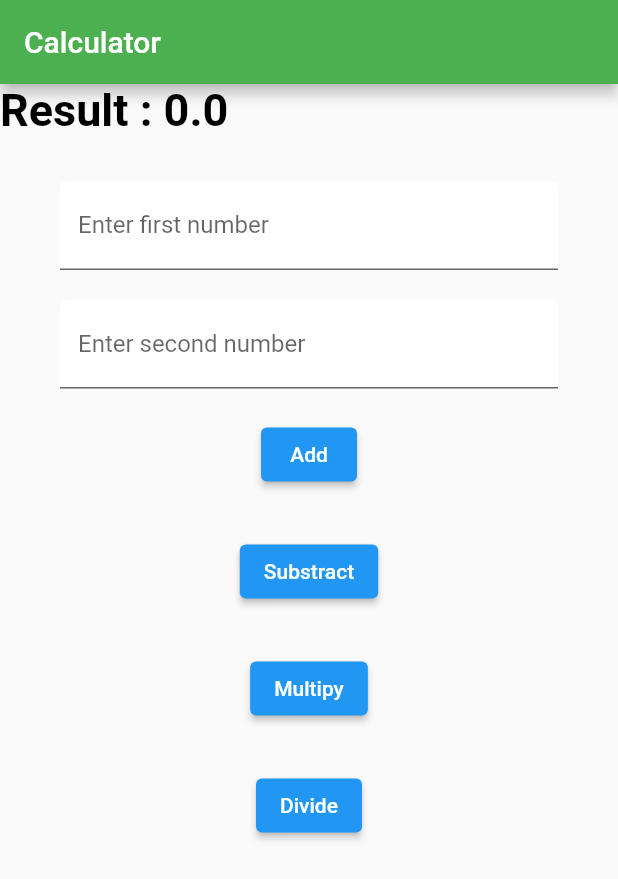
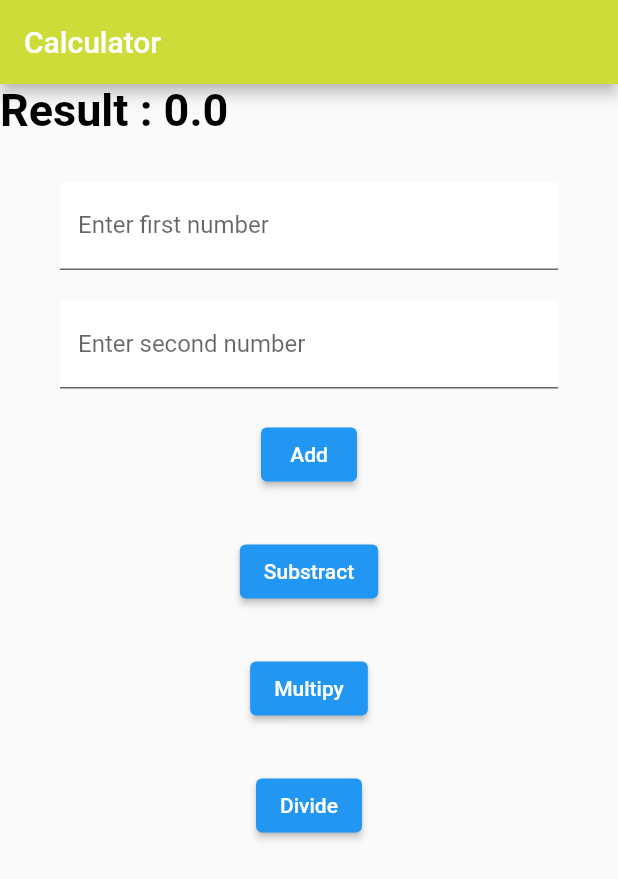
Before and after one commit to Andika025/flutter-andika-ferdiansyah-fundamental, a Flutter app: the screen it shows after launch, on a phone screen of 412 x 824 dp. Shown: the top 879 px of the screen. Run offline on Flutter 3.47's test engine with Material 2 defaults, Android fonts, the light colour scheme and no system bars.

Commit message:
mini project 3

```diff
--- a/lib/main.dart
+++ b/lib/main.dart
@@ -54,7 +54,7 @@ class _MyAppState extends State<MyApp> {
     return MaterialApp(
         home: Scaffold(
       appBar: AppBar(
-        backgroundColor: Colors.green,
+        backgroundColor: Colors.lime,
         title: Text('Calculator'),
       ),
       body: Column(
```
